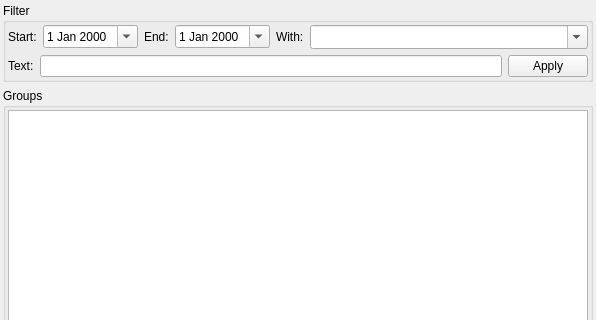
First picture: the form in Vacuum/trunk/src/plugins/messagearchiver/viewhistorywindow.ui, repository vacuum-im/vacuum-im, before the edit; both pictures show x 0 to 596 and y 0 to 320 of the 596 by 504 pixel window.
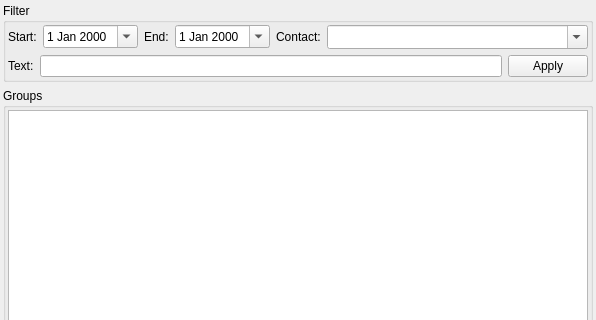
Second picture: the form after the edit.

Patch:
```diff
--- a/Vacuum/trunk/src/plugins/messagearchiver/viewhistorywindow.ui
+++ b/Vacuum/trunk/src/plugins/messagearchiver/viewhistorywindow.ui
@@ -102,7 +102,7 @@
          <item>
           <widget class="QLabel" name="lblWith" >
            <property name="text" >
-            <string>With:</string>
+            <string>Contact:</string>
            </property>
            <property name="buddy" >
             <cstring>cmbContact</cstring>
```
Left out of the diff: 35 changed lines with no effect on the pictures.
